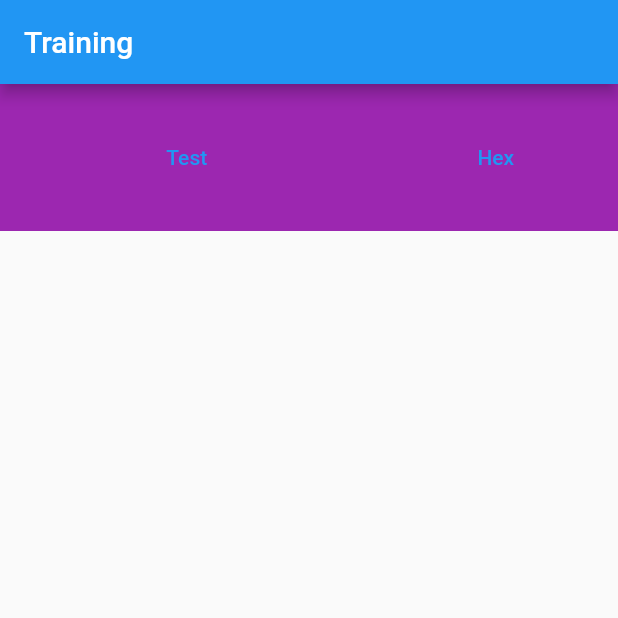
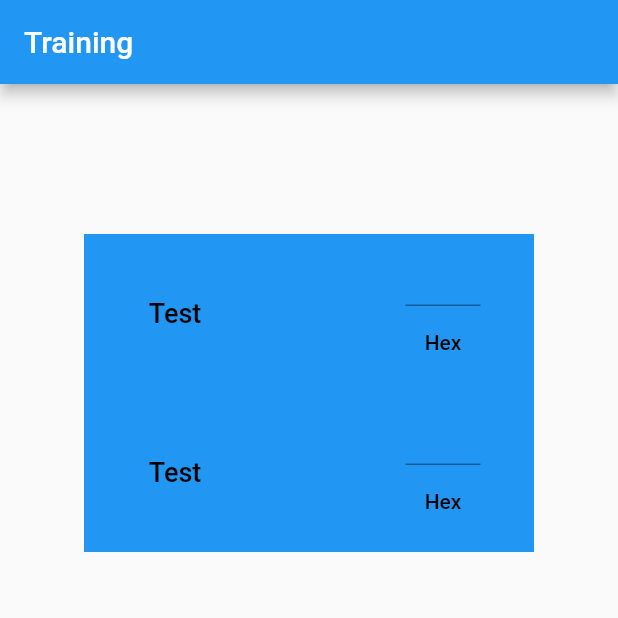
Before and after one commit to JohannesFoltin/FitnessCounter, a Flutter app: the screen it shows after launch, after a tap on "Go to Test Screen", on a phone screen of 412 x 824 dp, the top half of it. Run offline on Flutter 3.47's test engine with Material 2 defaults, Android fonts, the light colour scheme and no system bars; drawn by our look-alikes of flutter_slidable; our stand-ins replace google_fonts, shared_preferences, styled_widget.

Commit message:
Save refactoring complete some more test

```diff
--- a/lib/models/appData.dart
+++ b/lib/models/appData.dart
@@ -7,6 +7,8 @@ import 'package:json_annotation/json_annotation.dart';
 part 'appData.g.dart';
 
 // Falls Probleme: run command: flutter pub run build_runner build
+// Wenn nicht dann: flutter pub run build_runner watch
+
 @JsonSerializable()
 class AppData{
 
--- a/lib/models/uebung.dart
+++ b/lib/models/uebung.dart
@@ -23,8 +23,9 @@ class Uebung {
     this.notizen,
     this.einheit,
   );
-
-
+  setNotizen(String notiz){
+    this.notizen = notiz;
+  }
   factory Uebung.fromJson(Map<String, dynamic> json) => _$UebungFromJson(json);
 
   Map<String, dynamic> toJson() => _$UebungToJson(this);
--- a/lib/views/main.dart
+++ b/lib/views/main.dart
@@ -5,6 +5,9 @@ import 'package:fitness_f/views/onFitness.dart';
 import 'package:fitness_f/views/testScreen.dart';
 import 'package:flutter/material.dart';
 import 'package:shared_preferences/shared_preferences.dart';
+import 'package:styled_widget/styled_widget.dart';
+import 'package:google_fonts/google_fonts.dart';
+
 
 void main() {
   runApp(MyApp());
@@ -19,7 +22,7 @@ class MyApp extends StatelessWidget {
       theme: ThemeData(
         primarySwatch: Colors.blue,
       ),
-      home: MyHomePage(title: 'Fitness Tracker'),
+      home: MyHomePage(title: 'Fitness3000'),
     );
   }
 }
@@ -57,12 +60,6 @@ class MyHomePage extends StatefulWidget {
 class _MyHomePageState extends State<MyHomePage> {
   AppData appData = new AppData([], []);
 
-  void initState() {
-    print("initState");
-    loadAppData();
-    super.initState();
-  }
-
   void initUebungen() {
     List<Uebung> tmp = [];
     tmp.add(Uebung(
@@ -99,7 +96,7 @@ class _MyHomePageState extends State<MyHomePage> {
     print("AppData Saved");
   }
 
-  loadAppData() async {
+   loadAppData() async {
     final prefs = await SharedPreferences.getInstance();
     appData = AppData.fromJson(jsonDecode(
         prefs.getString("BuBu") ?? "{\"uebungs\":[], \"trainings\":[]}"));
@@ -114,8 +111,10 @@ class _MyHomePageState extends State<MyHomePage> {
   Widget build(BuildContext context) {
     return Scaffold(
       appBar: AppBar(
-        title: Text(widget.title),
+        title: Text(widget.title,style: GoogleFonts.notoSans(),).textColor(Colors.black).fontSize(25),
         centerTitle: true,
+        elevation: 0,
+        backgroundColor: Colors.transparent,
       ),
       body: Center(
           child: Column(
@@ -123,7 +122,8 @@ class _MyHomePageState extends State<MyHomePage> {
         children: [
           TextButton(
             onPressed: () {
-              Navigator.push(
+              loadAppData();
+               Navigator.push(
                       context,
                       MaterialPageRoute(
                           builder: (context) => onFitness(appData: appData)))
--- a/lib/views/testScreen.dart
+++ b/lib/views/testScreen.dart
@@ -1,5 +1,7 @@
 import 'package:flutter/material.dart';
 import 'package:flutter/widgets.dart';
+import 'package:styled_widget/styled_widget.dart';
+import 'package:flutter_slidable/flutter_slidable.dart';
 
 class testScreen extends StatefulWidget {
   testScreen({Key? key}) : super(key: key);
@@ -10,37 +12,60 @@ class testScreen extends StatefulWidget {
 
 class _testScreen extends State<testScreen> {
   bool cross = true;
-  Widget _widget1(){
-    return TextButton(
+
+  Widget _widget1() {
+    return Container(
+      key: ValueKey<int>(1),
+      height: 96,
+      alignment: Alignment.centerLeft,
+      child: TextButton(
         onPressed: () {
           setState(() {
             cross = !cross;
           });
         },
-      child: Text("Test"),
+        child: Text("Test").textColor(Colors.black).fontSize(18),
+      ),
     );
   }
-  Widget _widget2(){
+
+  Widget _widget2() {
     return Container(
+      key: ValueKey<int>(0),
       height: 96,
-      child: Column(
+      child: Row(
+        mainAxisAlignment: MainAxisAlignment.start,
+        children: [
+          IconButton(onPressed: (){ setState(() {
+            cross = !cross;
+          });}, icon: Icon(Icons.keyboard_return)),
+          Column(
             children: [
               TextButton(
                   onPressed: () {
-                setState(() {
-                  cross = !cross;
-                });
+
                   },
-              child: Text("Bilder")),
-          TextButton(onPressed: () {}, child: Text("Beschreibung")),
+                  child: Text("Bild").textColor(Colors.black)),
+              TextButton(
+
+                  onPressed: () {}, child:
+              Text("Beschreibung").textColor(Colors.black)
+              ),
+
+            ],
+          ),
         ],
       ),
     );
   }
-  Widget widgetgeber(){
-    if(cross)return _widget1();
-    else return _widget2();
+
+  Widget widgetgeber() {
+    if (cross)
+      return _widget1();
+    else
+      return _widget2();
   }
+
   CrossFadeState _crossfadeState() {
     if (cross)
       return CrossFadeState.showFirst;
@@ -55,12 +80,43 @@ class _testScreen extends State<testScreen> {
         automaticallyImplyLeading: false,
         title: Text("Training"),
       ),
-      body: Container(
-        color: Colors.purple,
+      body: Column(
+        children: [
+          Container(
+            height: 100,
+          ),
+          buildSlidable("s"),
+          buildSlidable("s"),
 
-        height: 98,
+        ],
+      ),
+    );
+  }
+
+  SlidableAutoCloseBehavior buildSlidable(String key) {
+    return SlidableAutoCloseBehavior(
+      child: Slidable(
+            groupTag: key,
+            startActionPane: ActionPane(
+              extentRatio: 0.40,
+              motion: const ScrollMotion(),
+              children: [
+                Container(
+                    child: Text("data"),
+                  color: Colors.lightGreen,
+                )
+              ],
+
+            ),
+          //  child: ClipRRect(
+            //  borderRadius: BorderRadius.circular(150.0),
+              child:
+              Container(
+                  height: 106,
+                  width: 300,
+                  color: Colors.blue,
                   child: Row(
-            mainAxisAlignment: MainAxisAlignment.spaceAround,
+                    mainAxisAlignment: MainAxisAlignment.spaceEvenly,
                     children: [
                       Container(
                         width: 150,
@@ -69,13 +125,31 @@ class _testScreen extends State<testScreen> {
                           child: widgetgeber(),
                         ),
                       ),
+                      Column(
+                        children: [
+                          SizedBox(
+                            width: 50,
+                            child: TextField(
+
+                              keyboardType: TextInputType.number,
+                              decoration: const InputDecoration(),
+                            ),
+                          ),
                           Container(
                             child: TextButton(
-            onPressed: (){},
-            child: Text("Hex"),
-          ),)
+                              onPressed: () => {
+                                print("test")
+                              },
+                              child: Text("Hex").textColor(Colors.black),
+                            ),
+                          ),
+                        ],
+                      ),
                     ],
                   )),
+            //),
+          ),
     );
   }
+
 }
--- a/pubspec.yaml
+++ b/pubspec.yaml
@@ -25,8 +25,9 @@ dependencies:
     sdk: flutter
   shared_preferences: "2.0.11"
   json_annotation: any
-
-
+  google_fonts: ^2.2.0
+  styled_widget: ^0.4.0+3
+  flutter_slidable: any
   # The following adds the Cupertino Icons font to your application.
   # Use with the CupertinoIcons class for iOS style icons.
   cupertino_icons: ^1.0.2
```
Also changed, not shown: lib/views/onFitness.dart (+28 -31 lines), pubspec.lock, 1 other file. Lines whose indentation alone changed are shown as unchanged.
